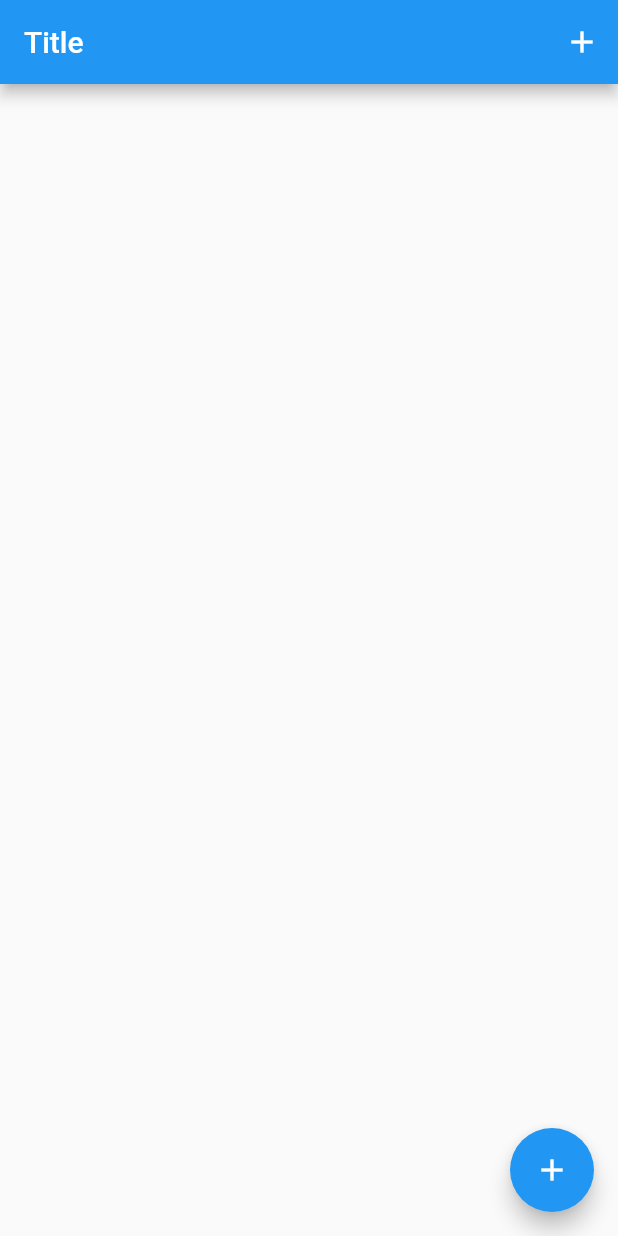
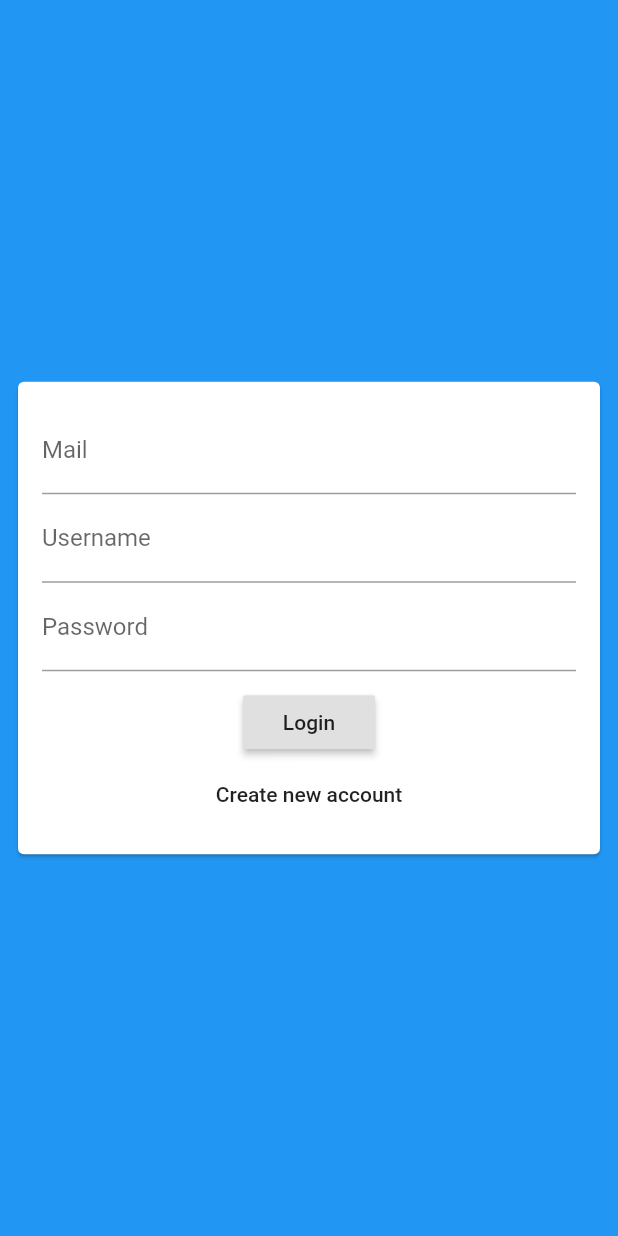
Before and after one commit to AbdoTareq/flutter_chat_app, a Flutter app: the screen it shows after launch, on a phone screen of 412 x 824 dp. Run offline on Flutter 3.47's test engine with Material 2 defaults, Android fonts, the phone set to English and light mode, and no system bars; our stand-ins replace cloud_firestore, firebase_core; accounts and stored records are empty.

Commit message:
feat: Add Auth screen design

```diff
--- a/lib/main.dart
+++ b/lib/main.dart
@@ -1,5 +1,6 @@
 import 'package:firebase_core/firebase_core.dart';
 import 'package:flutter/material.dart';
+import 'package:flutter_chat_app/screens/auth_screen.dart';
 import 'package:flutter_chat_app/screens/chat_screen.dart';
 
 void main() async {
@@ -21,7 +22,7 @@ class MyApp extends StatelessWidget {
         // closer together (more dense) than on mobile platforms.
         visualDensity: VisualDensity.adaptivePlatformDensity,
       ),
-      home: ChatScreen(),
+      home: AuthScreen(),
     );
   }
 }
--- /dev/null
+++ b/lib/screens/auth_screen.dart
@@ -0,0 +1,13 @@
+import 'package:flutter/material.dart';
+import 'package:flutter_chat_app/widgets/auth/auth_form.dart';
+
+class AuthScreen extends StatelessWidget {
+
+  @override
+  Widget build(BuildContext context) {
+    return Scaffold(
+    backgroundColor: Theme.of(context).primaryColor,
+      body: AuthForm()
+    );
+  }
+}
--- /dev/null
+++ b/lib/widgets/auth/auth_form.dart
@@ -0,0 +1,46 @@
+import 'package:flutter/material.dart';
+
+class AuthForm extends StatefulWidget {
+  @override
+  _AuthFormState createState() => _AuthFormState();
+}
+
+class _AuthFormState extends State<AuthForm> {
+  @override
+  Widget build(BuildContext context) {
+    return Center(
+      child: Card(
+        margin: EdgeInsets.all(12),
+        child: Padding(
+          padding: const EdgeInsets.all(16),
+          child: Form(
+              child: Column(
+            // this to make column take min height like wrap content
+            mainAxisSize: MainAxisSize.min,
+            children: [
+              TextField(
+                keyboardType: TextInputType.emailAddress,
+                decoration: InputDecoration(labelText: 'Mail'),
+              ),
+              TextField(
+                decoration: InputDecoration(labelText: 'Username'),
+              ),
+              TextField(
+                decoration: InputDecoration(labelText: 'Password'),
+                obscureText: true,
+              ),
+              SizedBox(
+                height: 10,
+              ),
+              RaisedButton(
+                onPressed: () {},
+                child: Text('Login'),
+              ),
+              FlatButton(onPressed: () {}, child: Text('Create new account')),
+            ],
+          )),
+        ),
+      ),
+    );
+  }
+}
```
